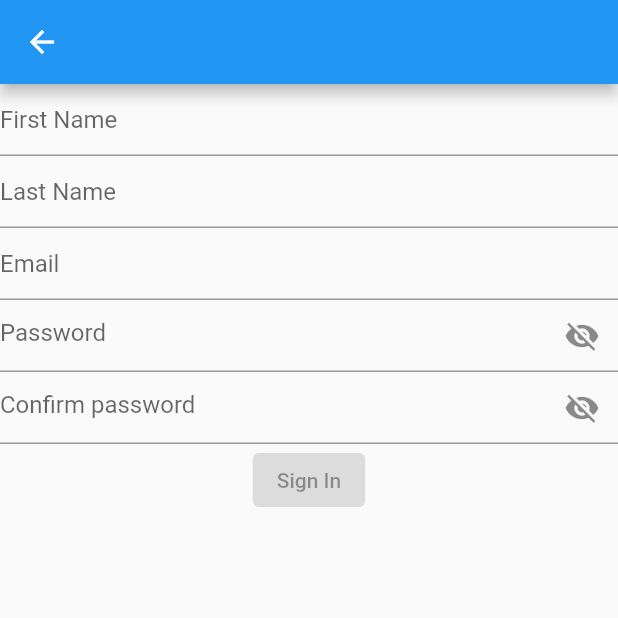
After one commit to EricFrancischett/breaking_info, a Flutter app: the RegisterPage screen opened by its route, on a phone screen of 412 x 824 dp, the top half of it. The commit adds this screen. Run offline on Flutter 3.47's test engine with Material 2 defaults, Android fonts, the phone set to English and light mode, and no system bars; our stand-ins replace dio, flutter_mobx, flutter_modular, mobx; generated files the repository leaves out were written again.

Commit message:
register_page created

```diff
--- a/lib/app_module.dart
+++ b/lib/app_module.dart
@@ -1,5 +1,6 @@
 import 'package:breaking_info/core/adapters/remote_client/remote_client.dart';
 import 'package:breaking_info/features/login/login_module.dart';
+import 'package:breaking_info/features/register/register_module.dart';
 import 'package:flutter_modular/flutter_modular.dart';
 
 class AppModule extends Module {
@@ -16,5 +17,9 @@ class AppModule extends Module {
           Modular.initialRoute,
           module: LoginModule(),
         ),
+        ModuleRoute(
+          '/register/',
+          module: RegisterModule(),
+        ),
       ];
 }
--- a/lib/features/login/data/repositories/login_repository.dart
+++ b/lib/features/login/data/repositories/login_repository.dart
@@ -1,7 +1,7 @@
 import 'package:breaking_info/core/generics/resource.dart';
 import 'package:breaking_info/features/login/data/data_sources/login_remote_data_source.dart';
 import 'package:breaking_info/features/login/data/login_error.dart';
-import 'package:breaking_info/features/login/domain/entities/user_entity.dart';
+import 'package:breaking_info/core/entities/user_entity.dart';
 import 'package:flutter_modular/flutter_modular.dart';
 
 abstract class LoginRepository {
--- a/lib/features/login/domain/use_cases/login_with_credentials_use_case.dart
+++ b/lib/features/login/domain/use_cases/login_with_credentials_use_case.dart
@@ -1,7 +1,7 @@
 import 'package:breaking_info/core/generics/resource.dart';
 import 'package:breaking_info/features/login/data/login_error.dart';
 import 'package:breaking_info/features/login/data/repositories/login_repository.dart';
-import 'package:breaking_info/features/login/domain/entities/user_entity.dart';
+import 'package:breaking_info/core/entities/user_entity.dart';
 import 'package:flutter_modular/flutter_modular.dart';
 
 abstract class LoginWithCredentialsUseCase {
--- a/lib/features/login/view/controller/login_controller.dart
+++ b/lib/features/login/view/controller/login_controller.dart
@@ -1,6 +1,6 @@
 import 'package:breaking_info/core/generics/resource.dart';
 import 'package:breaking_info/features/login/data/login_error.dart';
-import 'package:breaking_info/features/login/domain/entities/user_entity.dart';
+import 'package:breaking_info/core/entities/user_entity.dart';
 import 'package:breaking_info/features/login/domain/use_cases/login_with_credentials_use_case.dart';
 import 'package:flutter_modular/flutter_modular.dart';
 import 'package:mobx/mobx.dart';
@@ -17,14 +17,18 @@ abstract class _LoginControllerBase with Store {
   @action
   void changeEmail(String newValue) => email = newValue;
 
+  @computed
+  bool get isEmailValid =>
+      email.isNotEmpty && email.contains('@') && email.contains(".com");
+
   @observable
   String password = '';
 
   @action
   void changePassword(String newValue) => password = newValue;
 
-  @observable
-  Resource<UserEntity, LoginError> user = Resource.loading();
+  @computed
+  bool get isPasswordValid => password.length >= 6;
 
   @observable
   bool isPasswordVisible = false;
@@ -41,6 +45,9 @@ abstract class _LoginControllerBase with Store {
   @computed
   bool get areCredentialsValid => isEmailValid && isPasswordValid;
 
+  @observable
+  Resource<UserEntity, LoginError> user = Resource.loading();
+
   @action
   Future<Resource<void, LoginError>> loginUser() async {
     final resource = await _loginWithCredentials.loginUser(email, password);
@@ -50,11 +57,4 @@ abstract class _LoginControllerBase with Store {
     user = resource;
     return Resource.success();
   }
-
-  @computed
-  bool get isEmailValid =>
-      email.isNotEmpty && email.contains('@') && email.contains(".com");
-
-  @computed
-  bool get isPasswordValid => password.length > 7;
 }
--- a/lib/features/login/view/page/login_page.dart
+++ b/lib/features/login/view/page/login_page.dart
@@ -53,7 +53,7 @@ class LoginPage extends StatelessWidget {
                         }
 
                         if (resource.status == Status.success) {
-                          // await Modular.to.pushNamed('/register/');
+                          await Modular.to.pushNamed('/register/');
                           debugPrint("DEU BOM PORRA");
                         }
                       }
--- /dev/null
+++ b/lib/features/register/data/data_sources/register_remote_data_source.dart
@@ -0,0 +1,36 @@
+import 'package:breaking_info/core/adapters/remote_client/remote_client.dart';
+import 'package:breaking_info/core/constans/auth_api_routes.dart';
+import 'package:breaking_info/core/generics/resource.dart';
+import 'package:breaking_info/features/register/data/register_error.dart';
+import 'package:flutter_modular/flutter_modular.dart';
+
+abstract class RegisterRemoteDataSource {
+  Future<Resource<Map<String, dynamic>, RegisterError>> registerUser(
+    String firstName,
+    String lastName,
+    String email,
+    String password,
+  );
+}
+
+class ApiRegisterRemoteDataSource implements RegisterRemoteDataSource {
+  final _remoteClient = Modular.get<RemoteClient>();
+
+  @override
+  Future<Resource<Map<String, dynamic>, RegisterError>> registerUser(
+      String firstName, String lastName, String email, String password) async {
+    final response = await _remoteClient.post(
+      AuthApiRoutes.registerApiRoute,
+      {
+        "first_name": email,
+        "last_name": lastName,
+        "email": email,
+        "password": password,
+      },
+    );
+    if (response.statusCode != 201) {
+      return Resource.failed(error: RegisterError.apiError);
+    }
+    return Resource.success(data: response.data);
+  }
+}
--- /dev/null
+++ b/lib/features/register/data/register_error.dart
@@ -0,0 +1,3 @@
+enum RegisterError {
+  apiError, unknown
+}
--- /dev/null
+++ b/lib/features/register/view/page/register_page.dart
@@ -0,0 +1,108 @@
+import 'package:breaking_info/core/generics/resource.dart';
+import 'package:breaking_info/features/register/view/controller/register_controller.dart';
+import 'package:flutter/material.dart';
+import 'package:flutter_mobx/flutter_mobx.dart';
+import 'package:flutter_modular/flutter_modular.dart';
+
+class RegisterPage extends StatelessWidget {
+  final _controller = Modular.get<RegisterController>();
+  RegisterPage({Key? key}) : super(key: key);
+
+  @override
+  Widget build(BuildContext context) {
+    return SafeArea(
+      child: Scaffold(
+        appBar: AppBar(),
+        body: Column(
+          children: [
+            Observer(
+              builder: (_) {
+                return TextField(
+                  decoration: InputDecoration(hintText: "First Name"),
+                  onChanged: _controller.changeFirstName,
+                );
+              },
+            ),
+            Observer(
+              builder: (_) {
+                return TextField(
+                  decoration: InputDecoration(hintText: "Last Name"),
+                  onChanged: _controller.changeLastName,
+                );
+              },
+            ),
+            Observer(
+              builder: (_) {
+                return TextField(
+                  decoration: InputDecoration(hintText: "Email"),
+                  onChanged: _controller.changeEmail,
+                );
+              },
+            ),
+            Observer(
+              builder: (_) {
+                return TextField(
+                  obscureText: !_controller.isPasswordVisible,
+                  decoration: InputDecoration(
+                    hintText: "Password",
+                    suffixIcon: IconButton(
+                      icon: _controller.isPasswordVisible
+                          ? const Icon(
+                              Icons.visibility,
+                            )
+                          : const Icon(
+                              Icons.visibility_off,
+                            ),
+                      onPressed: _controller.changePasswordVisibility,
+                    ),
+                  ),
+                  onChanged: _controller.changePassword,
+                );
+              },
+            ),
+            Observer(
+              builder: (_) {
+                return TextField(
+                  obscureText: !_controller.isPasswordConfirmationVisible,
+                  decoration: InputDecoration(
+                    hintText: "Confirm password",
+                    suffixIcon: IconButton(
+                      icon: _controller.isPasswordConfirmationVisible
+                          ? const Icon(
+                              Icons.visibility,
+                            )
+                          : const Icon(
+                              Icons.visibility_off,
+                            ),
+                      onPressed: _controller.changePasswordConfirmationVisibility,
+                    ),
+                  ),
+                  onChanged: _controller.changePasswordConfirmation,
+                );
+              },
+            ),
+            Observer(builder: (_) {
+              return ElevatedButton(
+                onPressed: _controller.allCredentialIsValid
+                    ? () async {
+                        _controller.setButtonToLoadingStatus();
+                        final resource = await _controller.registerUser();
+                        if (resource.hasError) {
+                          //TO DO: DEAL WITH IT
+                          debugPrint("DEU RUIM PORRA");
+                        }
+                        if (resource.status == Status.success) {
+                          await Modular.to.pushNamed(Modular.initialRoute);
+                          debugPrint("DEU BOM PORRA");
+                        }
+                      }
+                    : null,
+                child: const Text("Sign In"),
+              );
+            })
+          ],
+        ),
+      ),
+    );
+  }
+}
```
Also changed, not shown: lib/features/register/data/repositories/register_repository.dart (added, +34 -0 lines), lib/features/register/domain/use_cases/register_with_credentials_use_case.dart (added, +29 -0 lines), lib/features/register/register_module.dart (added, +22 -0 lines), lib/features/register/view/controller/register_controller.dart (added, +98 -0 lines), lib/core/entities/user_entity.dart (renamed from lib/features/login/domain/entities/user_entity.dart), lib/features/login/view/controller/login_controller.g.dart, lib/features/register/view/controller/register_controller.g.dart (added).
